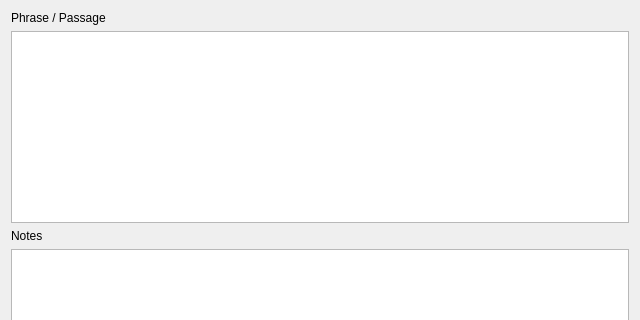
First picture: the form in mcd/dlgAddMcd.ui, repository tarix/mcdsupport, before the edit; both pictures show x 0 to 640 and y 0 to 320 of the 640 by 480 pixel window.
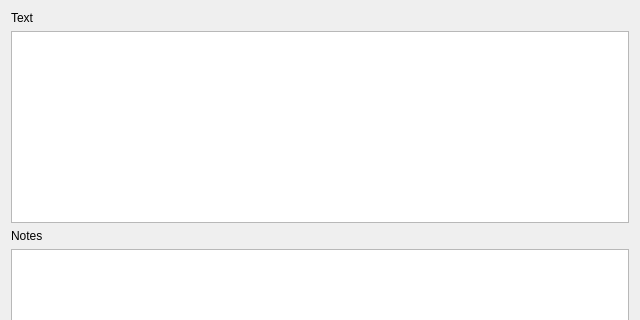
Second picture: the form after the edit. Custom widgets are drawn as their Qt base class.

Commit message: changed Passge to Text to match Anki 2

Patch:
```diff
--- a/mcd/dlgAddMcd.ui
+++ b/mcd/dlgAddMcd.ui
@@ -25,7 +25,7 @@
        <item>
         <widget class="QLabel" name="label">
          <property name="text">
-          <string>Phrase / Passage</string>
+          <string>Text</string>
          </property>
         </widget>
        </item>
```
